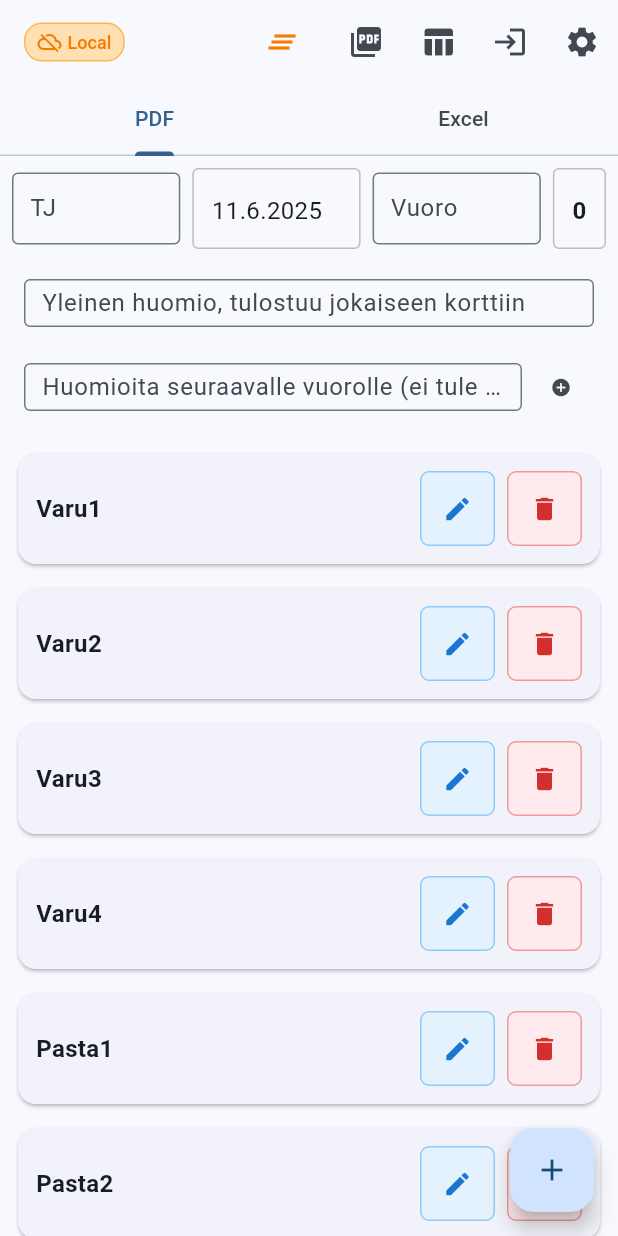
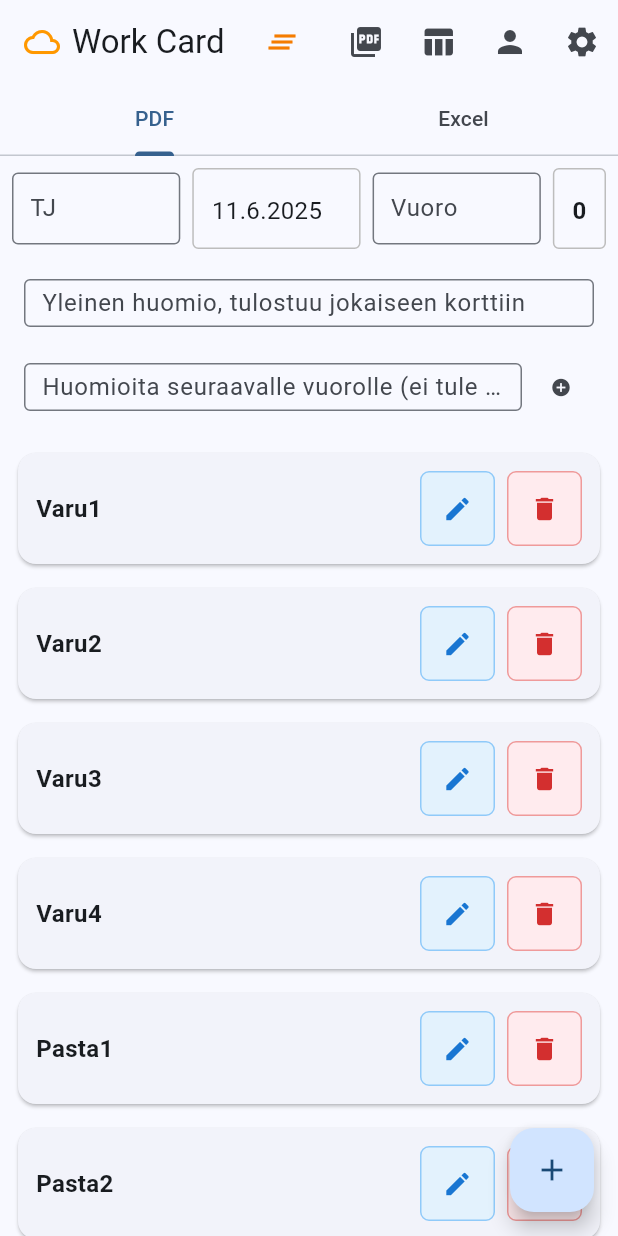
Before and after one commit to Blendermaestro/AEFapp, a Flutter app: the screen it shows after launch, on a phone screen of 412 x 824 dp. Run offline on Flutter 3.47's test engine with Material 3 defaults, Android fonts, the phone set to English and light mode, and no system bars; our stand-ins replace open_file, share_plus, shared_preferences, supabase_flutter; missing offline and left inert: excel, syncfusion_flutter_pdf, universal_html; accounts and stored records are empty.

Commit message:
Fix data persistence: Add Supabase environment variables to GitHub Actions and improve connection status indicators

```diff
--- a/lib/screens/work_card_screen.dart
+++ b/lib/screens/work_card_screen.dart
@@ -245,55 +245,24 @@ class _WorkCardScreenState extends State<WorkCardScreen>
       appBar: AppBar(
         title: Row(
           children: [
-            // Authentication status indicator (no title text)
+            // Authentication status indicator
             if (SupabaseService.isLoggedIn)
-              Container(
-                padding: const EdgeInsets.symmetric(horizontal: 8, vertical: 4),
-                decoration: BoxDecoration(
-                  color: Colors.green.shade100,
-                  borderRadius: BorderRadius.circular(12),
-                  border: Border.all(color: Colors.green.shade300),
-                ),
-                child: Row(
-                  mainAxisSize: MainAxisSize.min,
-                  children: [
-                    Icon(Icons.cloud_done, size: 16, color: Colors.green.shade700),
-                    const SizedBox(width: 4),
-                    Text(
-                      'Synced',
-                      style: TextStyle(
-                        fontSize: 12,
-                        color: Colors.green.shade700,
-                        fontWeight: FontWeight.w500,
-                      ),
-                    ),
-                  ],
-                ),
+              Tooltip(
+                message: 'Cloud sync enabled',
+                child: Icon(Icons.cloud_done, color: Colors.green),
+              )
+            else if (SupabaseService.isAvailable)
+              Tooltip(
+                message: 'Cloud sync available. Press the user icon to log in.',
+                child: Icon(Icons.cloud_queue, color: Colors.orange),
               )
             else
-              Container(
-                padding: const EdgeInsets.symmetric(horizontal: 8, vertical: 4),
-                decoration: BoxDecoration(
-                  color: Colors.orange.shade100,
-                  borderRadius: BorderRadius.circular(12),
-                  border: Border.all(color: Colors.orange.shade300),
-                ),
-                child: Row(
-                  mainAxisSize: MainAxisSize.min,
-                  children: [
-                    Icon(Icons.cloud_off, size: 16, color: Colors.orange.shade700),
-                    const SizedBox(width: 4),
-                    Text(
-                      'Local',
-                      style: TextStyle(
-                        fontSize: 12,
-                        color: Colors.orange.shade700,
-                        fontWeight: FontWeight.w500,
-                      ),
-                    ),
-                  ],
-                ),
+              Tooltip(
+                message: 'Using local storage only. Cloud sync is not available.',
+                child: Icon(Icons.cloud_off, color: Colors.red),
               ),
+            SizedBox(width: 8),
+            const Text('Work Card'),
           ],
         ),
         actions: [
@@ -318,52 +287,17 @@ class _WorkCardScreenState extends State<WorkCardScreen>
             tooltip: 'Export Excel',
           ),
           // Authentication button
-          if (SupabaseService.isLoggedIn)
-            PopupMenuButton<String>(
-              icon: const Icon(Icons.account_circle),
-              tooltip: 'Account',
-              onSelected: (value) {
-                if (value == 'logout') {
-                  _confirmLogout();
-                }
-              },
-              itemBuilder: (context) => [
-                PopupMenuItem(
-                  value: 'info',
-                  enabled: false,
-                  child: Column(
-                    crossAxisAlignment: CrossAxisAlignment.start,
-                    children: [
-                      Text(
-                        SupabaseService.currentUser?.email ?? 'User',
-                        style: const TextStyle(fontWeight: FontWeight.bold),
-                      ),
-                      const Text(
-                        'Logged in • Data synced',
-                        style: TextStyle(fontSize: 12, color: Colors.grey),
-                      ),
-                    ],
-                  ),
-                ),
-                const PopupMenuDivider(),
-                const PopupMenuItem(
-                  value: 'logout',
-                  child: Row(
-                    children: [
-                      Icon(Icons.logout),
-                      SizedBox(width: 8),
-                      Text('Sign Out'),
-                    ],
-                  ),
-                ),
-              ],
-            )
-          else
-            IconButton(
-              onPressed: widget.onShowAuth,
-              icon: const Icon(Icons.login),
-              tooltip: 'Sign In to Sync',
-            ),
+          IconButton(
+            icon: Icon(SupabaseService.isLoggedIn ? Icons.logout : Icons.person),
+            onPressed: () {
+              if (SupabaseService.isLoggedIn) {
+                SupabaseService.signOut();
+                setState(() {}); // Re-render to update UI
+              } else {
+                widget.onShowAuth();
+              }
+            },
+          ),
           // Settings (right)
           IconButton(
             onPressed: () => _openSettings(isDarkMode),
@@ -762,55 +696,6 @@ class _WorkCardScreenState extends State<WorkCardScreen>
       );
     }
   }
-
-  Future<void> _confirmLogout() async {
-    final shouldLogout = await showDialog<bool>(
-      context: context,
-      builder: (BuildContext context) {
-        return AlertDialog(
-          title: const Text('Sign Out'),
-          content: const Text(
-            'Are you sure you want to sign out?\n\nYour data will remain saved in the cloud and you can sign back in anytime.',
-          ),
-          actions: [
-            TextButton(
-              onPressed: () => Navigator.of(context).pop(false),
-              child: const Text('Cancel'),
-            ),
-            TextButton(
-              onPressed: () => Navigator.of(context).pop(true),
-              child: const Text('Sign Out'),
-            ),
-          ],
-        );
-      },
-    );
-
-    if (shouldLogout == true) {
-      try {
-        await SupabaseService.signOut();
-        setState(() {});
-
-        if (mounted) {
-          ScaffoldMessenger.of(context).showSnackBar(
-            const SnackBar(
-              content: Text('Signed out successfully'),
-              backgroundColor: Colors.green,
-            ),
-          );
-        }
-      } catch (e) {
-        if (mounted) {
-          ScaffoldMessenger.of(context).showSnackBar(
-            SnackBar(
-              content: Text('Failed to sign out: ${e.toString()}'),
-              backgroundColor: Colors.red,
-            ),
-          );
-        }
-      }
-    }
-  }
 }
 
 class ProfessionCardData {
--- a/lib/services/supabase_service.dart
+++ b/lib/services/supabase_service.dart
@@ -4,10 +4,24 @@ import 'dart:convert';
 import 'package:crypto/crypto.dart';
 
 class SupabaseService {
-  static const String supabaseUrl = 'https://zkgrctejqujcmsdebten.supabase.co';
-  static const String supabaseAnonKey = 'eyJhbGciOiJIUzI1NiIsInR5cCI6IkpXVCJ9.eyJpc3MiOiJzdXBhYmFzZSIsInJlZiI6InprZ3JjdGVqcXVqY21zZGVidGVuIiwicm9sZSI6ImFub24iLCJpYXQiOjE3NDk2MzY1ODMsImV4cCI6MjA2NTIxMjU4M30.SWQc9ORjpi90a-wZQ32NdnFE3R_gH0GmVALHnHcLb9k';
+  // Define keys for environment variables
+  static const String supabaseUrlEnvKey = 'SUPABASE_URL';
+  static const String supabaseAnonKeyEnvKey = 'SUPABASE_ANON_KEY';
+
+  // Attempt to get credentials from environment variables, with fallbacks to hardcoded values.
+  static const String supabaseUrl = String.fromEnvironment(
+    supabaseUrlEnvKey,
+    defaultValue: 'https://zkgrctejqujcmsdebten.supabase.co',
+  );
+  static const String supabaseAnonKey = String.fromEnvironment(
+    supabaseAnonKeyEnvKey,
+    defaultValue: 'eyJhbGciOiJIUzI1NiIsInR5cCI6IkpXVCJ9.eyJpc3MiOiJzdXBhYmFzZSIsInJlZiI6InprZ3JjdGVqcXVqY21zZGVidGVuIiwicm9sZSI6ImFub24iLCJpYXQiOjE3NDk2MzY1ODMsImV4cCI6MjA2NTIxMjU4M30.SWQc9ORjpi90a-wZQ32NdnFE3R_gH0GmVALHnHcLb9k',
+  );
 
   static bool _isAvailable = false;
+  static bool isConfigured = false;
+
+  static bool get isAvailable => _isAvailable;
 
   static SupabaseClient? get client {
     try {
@@ -35,17 +49,33 @@ class SupabaseService {
 
   /// Initialize Supabase with error handling
   static Future<void> initialize() async {
+    // Check if the app is running with credentials from environment variables
+    isConfigured = const bool.hasEnvironment(supabaseUrlEnvKey) &&
+                   const bool.hasEnvironment(supabaseAnonKeyEnvKey);
+
+    if (supabaseUrl.isEmpty || supabaseAnonKey.isEmpty) {
+      _isAvailable = false;
+      print('Supabase credentials are not configured. App will use local storage only.');
+      print('To enable Supabase, provide SUPABASE_URL and SUPABASE_ANON_KEY via --dart-define.');
+      return;
+    }
+
     try {
       await Supabase.initialize(
         url: supabaseUrl,
         anonKey: supabaseAnonKey,
       );
       _isAvailable = true;
-      print('Supabase initialized successfully');
+      if (isConfigured) {
+        print('Supabase initialized successfully using credentials from environment variables.');
+      } else {
+        print('Supabase initialized successfully using hardcoded credentials.');
+        print('WARNING: For production, use --dart-define to set Supabase credentials.');
+      }
     } catch (e) {
       _isAvailable = false;
       print('Supabase initialization failed: $e');
-      // App continues to work with local storage only
+      print('App will use local storage only.');
     }
   }
 
```
Also changed, not shown: 1 other file.
